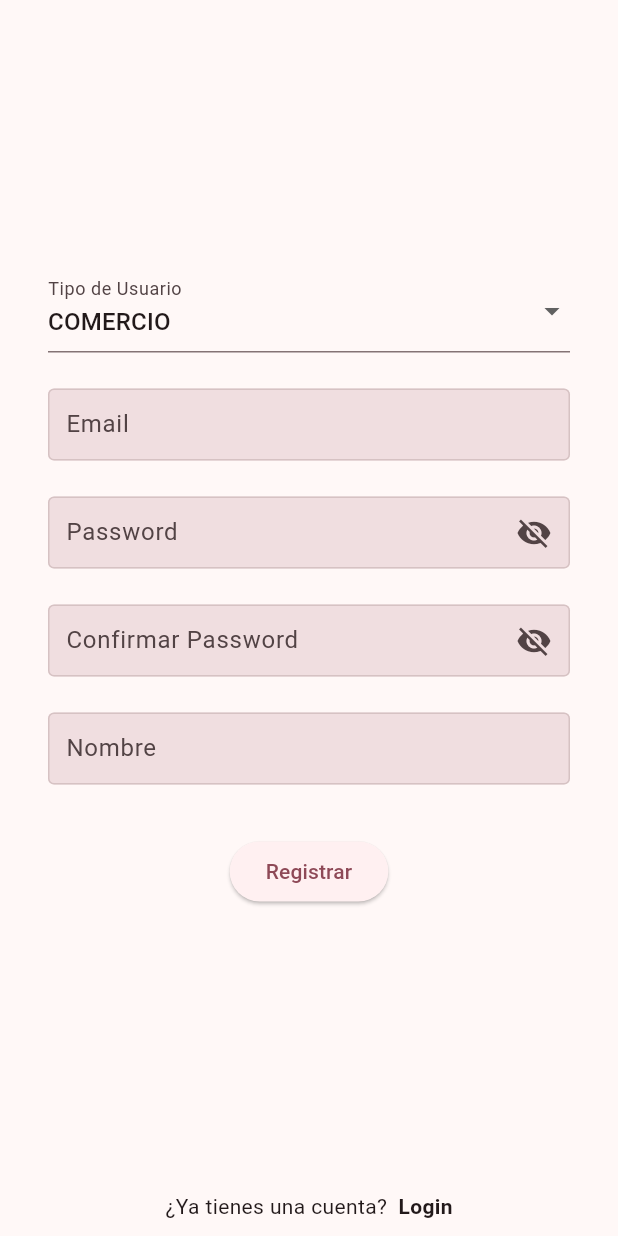
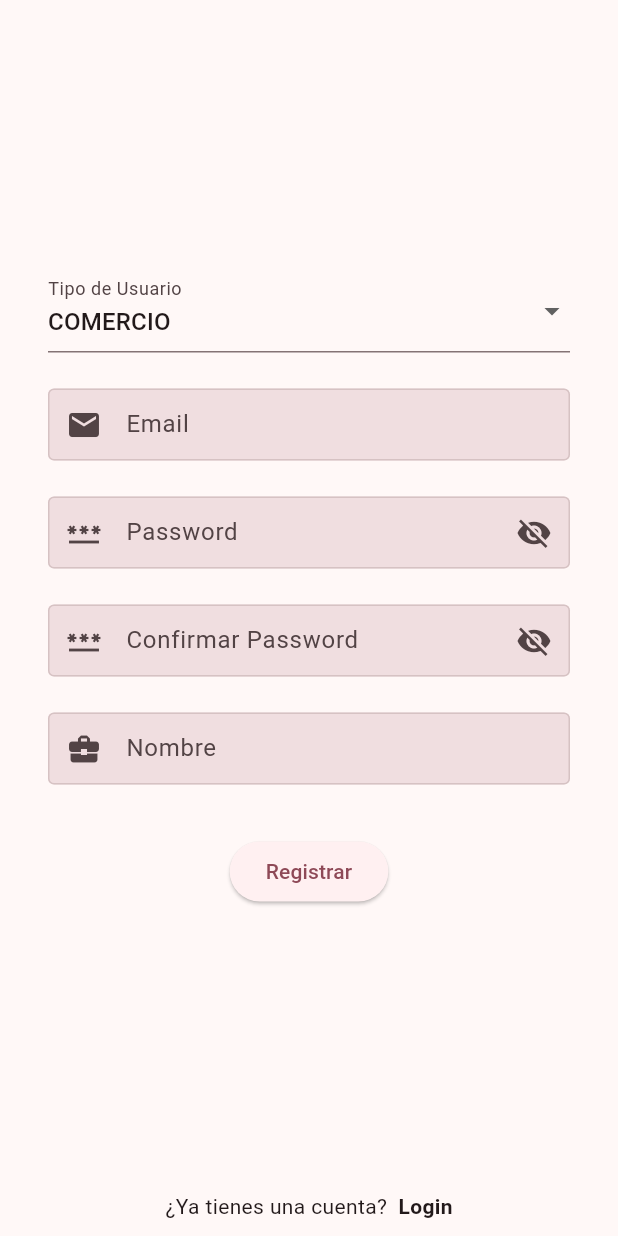
Before and after one commit to josue9008/ecommerce_beta, a Flutter app: the screen it shows after launch, after a tap on "Salir", after a tap on "Crear cuenta", on a phone screen of 412 x 824 dp. Run offline on Flutter 3.47's test engine with Material 3 defaults, Android fonts, the phone set to English and light mode, and no system bars; our stand-ins replace animate_do, cloud_firestore, dio, firebase_auth, firebase_core, flutter_dotenv and 6 more; missing offline and left inert: qr_code_scanner; accounts and stored records are empty; network calls fail.

```diff
--- a/lib/presentation/screens/auth/login_firebase_screen_1.dart
+++ b/lib/presentation/screens/auth/login_firebase_screen_1.dart
@@ -163,7 +163,9 @@ class _LoginFirebaseScreen1State extends State<LoginFirebaseScreen1> {
               InputTextField(
                   textEditingController: _emailController,
                   hintText: 'Email',
-                  textInputType: TextInputType.emailAddress),
+                  textInputType: TextInputType.emailAddress,
+                  prefixIcon: const Icon(Icons.email),
+              ),
               const SizedBox(
                 height: 24,
               ),
@@ -172,6 +174,7 @@ class _LoginFirebaseScreen1State extends State<LoginFirebaseScreen1> {
                 hintText: 'Password',
                 textInputType: TextInputType.text,
                 isPass: true,
+                prefixIcon: const Icon(Icons.password),
               ),
               const SizedBox(
                 height: 24,
--- a/lib/presentation/screens/auth/signup_screen.dart
+++ b/lib/presentation/screens/auth/signup_screen.dart
@@ -131,6 +131,7 @@ class _SignupScreenState extends State<SignupScreen> {
                 textEditingController: _emailController,
                 hintText: 'Email',
                 textInputType: TextInputType.emailAddress,
+                 prefixIcon: const Icon(Icons.email),
               ),
               const SizedBox(
                 height: 24,
@@ -140,6 +141,7 @@ class _SignupScreenState extends State<SignupScreen> {
                 hintText: 'Password',
                 textInputType: TextInputType.text,
                 isPass: true,
+                prefixIcon: const Icon(Icons.password),
               ),
               const SizedBox(
                 height: 24,
@@ -149,6 +151,7 @@ class _SignupScreenState extends State<SignupScreen> {
                 hintText: 'Confirmar Password',
                 textInputType: TextInputType.text,
                 isPass: true,
+                prefixIcon: const Icon(Icons.password),
               ),
               const SizedBox(
                 height: 24,
@@ -157,6 +160,7 @@ class _SignupScreenState extends State<SignupScreen> {
                 textEditingController: _nameController,
                 hintText: 'Nombre',
                 textInputType: TextInputType.text,
+                prefixIcon: const Icon(Icons.business_center),
               ),
               const SizedBox(
                 height: 24,
--- a/lib/presentation/widgets/shared/inputs/input_text_field.dart
+++ b/lib/presentation/widgets/shared/inputs/input_text_field.dart
@@ -8,6 +8,7 @@ class InputTextField extends StatefulWidget {
     required this.textEditingController,
     this.isPass = false,
      this.onChanged,
+     this.prefixIcon,
   });
 
   final String hintText;
@@ -15,6 +16,7 @@ class InputTextField extends StatefulWidget {
   final bool isPass;
   final TextEditingController textEditingController;
   final Function(String)? onChanged;
+  final Icon? prefixIcon;
 
   @override
   State<InputTextField> createState() => _InputTextFieldState();
@@ -39,6 +41,7 @@ class _InputTextFieldState extends State<InputTextField> {
               enabledBorder: inputBorder,
               filled: true,
               contentPadding: const EdgeInsets.all(8),
+              prefixIcon: widget.prefixIcon,
               suffixIcon: widget.isPass // Conditionally show IconButton
                   ? IconButton(
                       icon: Icon(
```
Also changed, not shown: lib/presentation/screens/commerce/administration/administration_screen.dart (+46 -43 lines).
